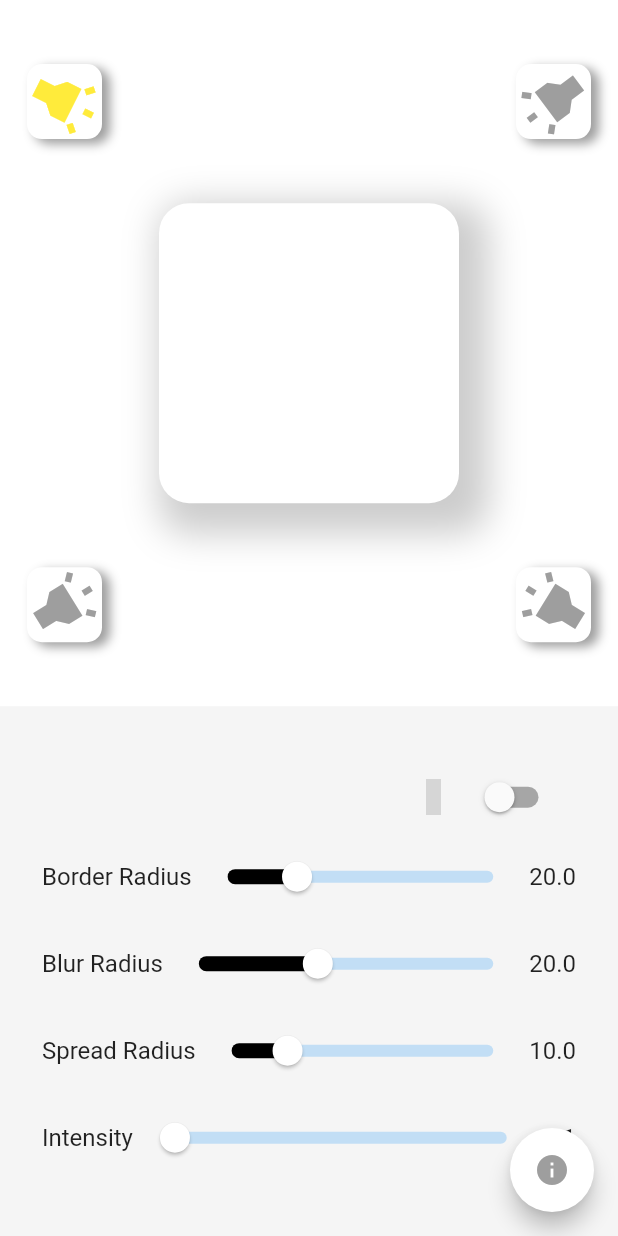
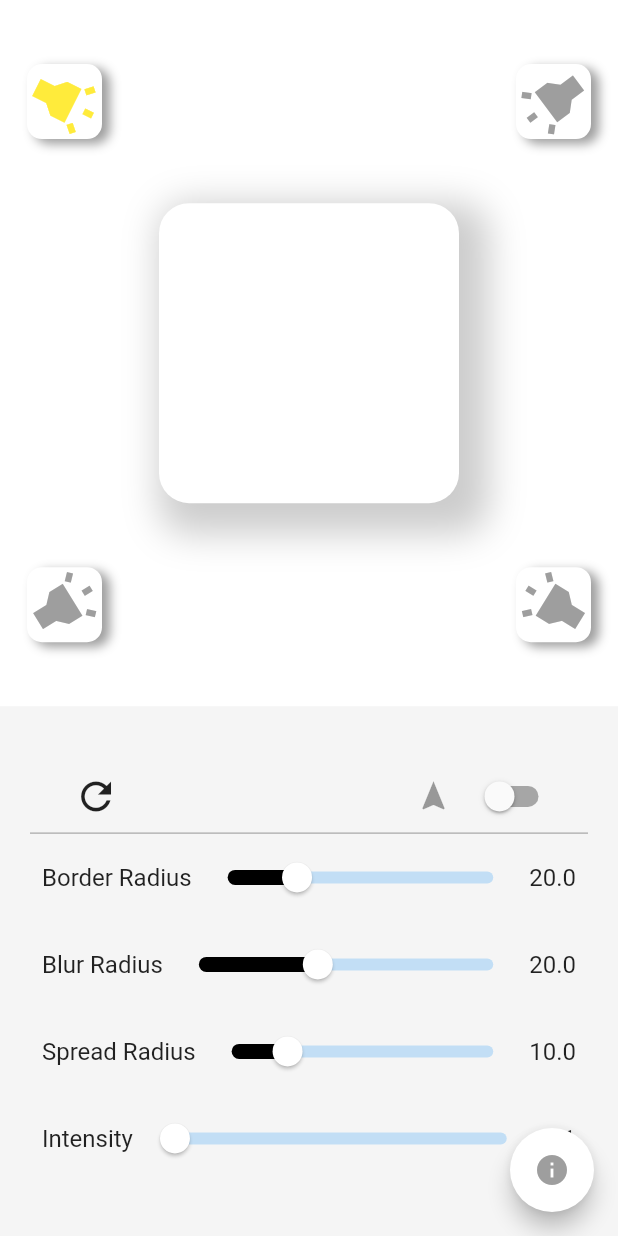
Before and after one commit to maheshj01/neumorphic_design_flutter, a Flutter app: the screen it shows after launch, on a phone screen of 412 x 824 dp. Run offline on Flutter 3.47's test engine with Material 2 defaults, Android fonts, the phone set to English and light mode, and no system bars; grey boxes are pictures that could not be loaded.

Commit message:
added reset button expermenting dark mode

```diff
--- a/lib/const.dart
+++ b/lib/const.dart
@@ -6,3 +6,8 @@ const double BLUR_RADIUS_MIN = 0.0;
 const double BLUR_RADIUS_MAX = 50.0;
 const double INTENSITY_MIN = 0.1;
 const double INTENSITY_MAX = 0.5;
+
+const String DEFAULT_BORDER = '20';
+const String DEFAULT_BLUR = '20';
+const String DEFAULT_INTENSITY = '0.1';
+const String DEFAULT_SPREAD = '10';
--- a/lib/main.dart
+++ b/lib/main.dart
@@ -74,7 +74,7 @@ class NeumorphismState extends State<Neumorphism> {
 
   Widget neumorphicContainer() {
     return Container(
-      color: nightMode ? Color(0xff121212) : Colors.white,
+      color: nightMode ? ThemeData.dark().backgroundColor : Colors.white,
       padding: EdgeInsets.symmetric(horizontal: 8),
       child: Column(
         mainAxisAlignment: MainAxisAlignment.spaceEvenly,
@@ -121,7 +121,9 @@ class NeumorphismState extends State<Neumorphism> {
                   width: 200,
                   alignment: Alignment.center,
                   decoration: BoxDecoration(
-                      color: nightMode ? Color(0xFF1F1B24) : Colors.white,
+                      color: nightMode
+                          ? ThemeData.dark().backgroundColor
+                          : Colors.white,
                       borderRadius: BorderRadius.circular(borderRadius),
                       boxShadow: [
                         BoxShadow(
@@ -195,20 +197,45 @@ class NeumorphismState extends State<Neumorphism> {
                 alignment: Alignment.centerRight,
                 margin: EdgeInsets.symmetric(horizontal: 20),
                 child: Row(
-                  mainAxisAlignment: MainAxisAlignment.end,
+                  mainAxisAlignment: MainAxisAlignment.spaceBetween,
                   children: <Widget>[
-                    IconButton(icon: Icon(Icons.moon), onPressed: null),
-                    Switch(
-                        value: nightMode,
-                        onChanged: (value) {
+                    IconButton(
+                        icon: Icon(Icons.refresh),
+                        iconSize: 30,
+                        onPressed: () {
+                          bloc.blurController.add(DEFAULT_BLUR);
+                          bloc.radiusController.add(DEFAULT_BORDER);
+                          bloc.intensityController.add(DEFAULT_INTENSITY);
+                          bloc.spreadController.add(DEFAULT_SPREAD);
                           setState(() {
-                            nightMode = value;
+                            borderRadius = 20;
+                            blurRadius = 20;
+                            spreadRadius = 10;
+                            intensityValue = 0.1;
+                            nightMode = false;
                           });
                         }),
+                    Wrap(
+                      children: <Widget>[
+                        IconButton(
+                            icon: Icon(Icons.navigation), onPressed: null),
+                        Switch(
+                            value: nightMode,
+                            onChanged: (value) {
+                              setState(() {
+                                nightMode = value;
+                              });
+                            }),
+                      ],
+                    )
                   ],
                 )),
+            Container(
+              height: 1,
+              color: Colors.black26,
+            ),
             StreamBuilder<String>(
-                initialData: "20",
+                initialData: DEFAULT_BORDER,
                 stream: bloc.radiusController.stream,
                 builder:
                     (BuildContext context, AsyncSnapshot<String> snapshot) {
@@ -224,7 +251,7 @@ class NeumorphismState extends State<Neumorphism> {
                 }),
             StreamBuilder<String>(
                 stream: bloc.blurController.stream,
-                initialData: "20",
+                initialData: DEFAULT_BLUR,
                 builder:
                     (BuildContext context, AsyncSnapshot<String> snapshot) {
                   return SliderController(
@@ -239,7 +266,7 @@ class NeumorphismState extends State<Neumorphism> {
                 }),
             StreamBuilder<String>(
                 stream: bloc.spreadController.stream,
-                initialData: "10",
+                initialData: DEFAULT_SPREAD,
                 builder:
                     (BuildContext context, AsyncSnapshot<String> snapshot) {
                   return SliderController(
@@ -254,7 +281,7 @@ class NeumorphismState extends State<Neumorphism> {
                 }),
             StreamBuilder<String>(
                 stream: bloc.intensityController.stream,
-                initialData: "0.1",
+                initialData: DEFAULT_INTENSITY,
                 builder:
                     (BuildContext context, AsyncSnapshot<String> snapshot) {
                   print(snapshot.data);
```
